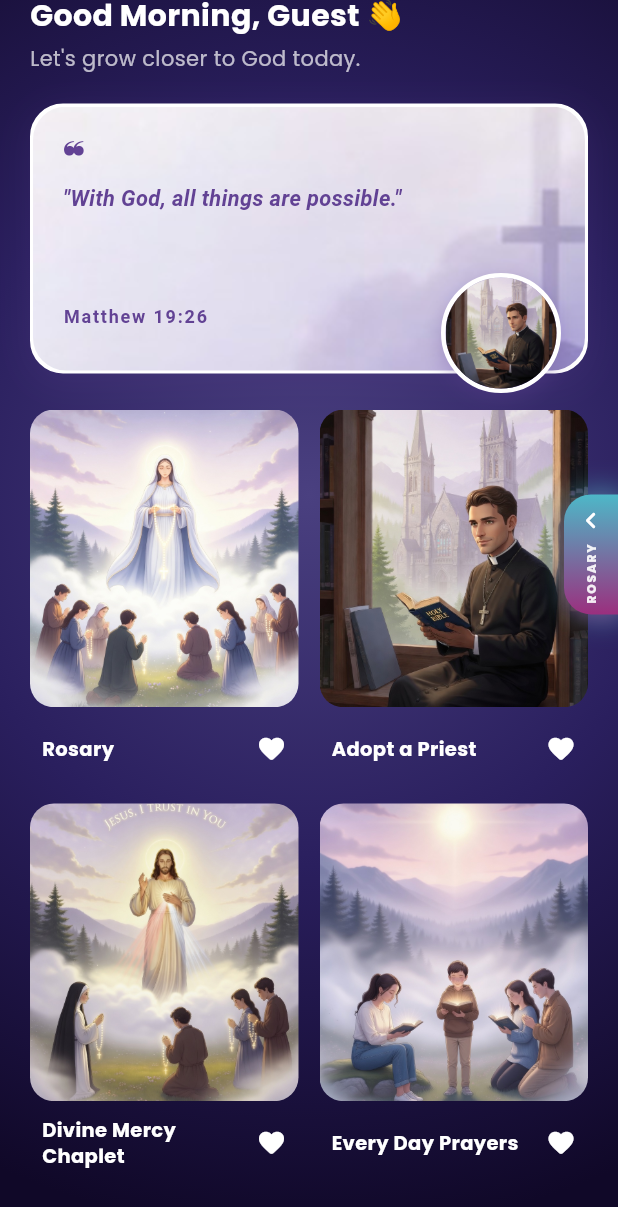
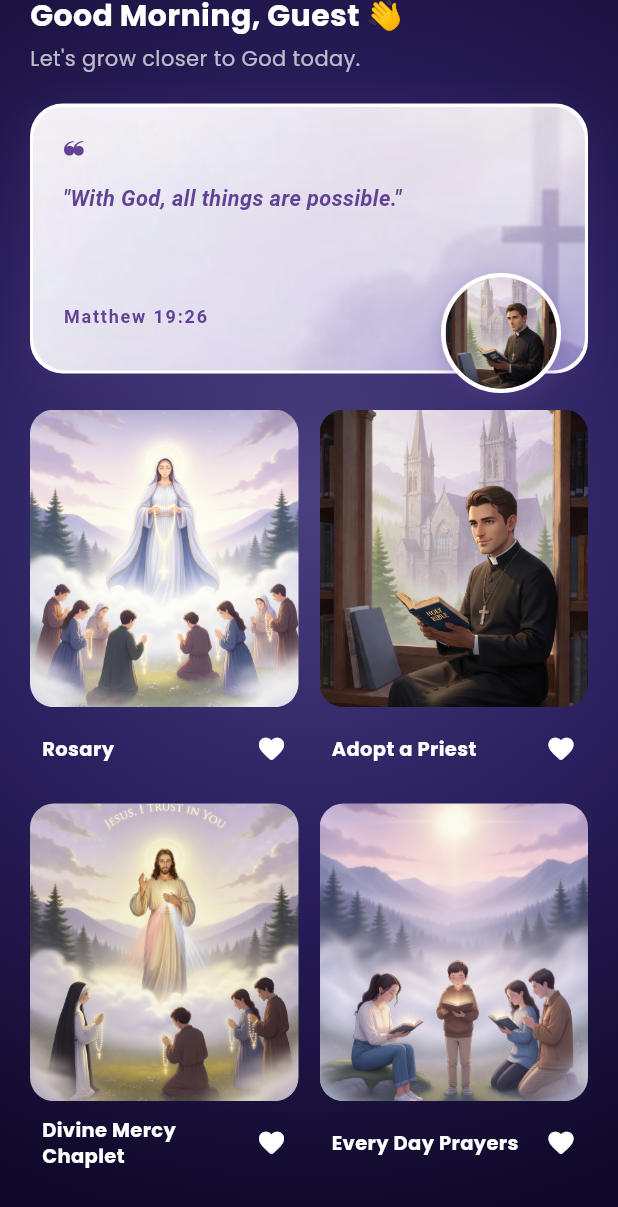
Before and after one commit to AbhijithTJ/conta_beads, a Flutter app: the HomeScreen screen opened directly, scrolled down 96 dp, on a phone screen of 412 x 824 dp. Shown: the top 1207 px of the screen. Run offline on Flutter 3.47's test engine with Material 3 defaults, Android fonts, the phone set to English and light mode, and no system bars; our stand-ins replace audioplayers, cached_network_image, curved_navigation_bar, firebase_core, firebase_messaging, flutter_html and 7 more; missing offline and left inert: page_flip; accounts and stored records are empty; network calls fail; Roboto replaces fonts that are missing (Georgia).

Commit message:
remove the side rosary

```diff
--- a/lib/screens/home_page/home_screen.dart
+++ b/lib/screens/home_page/home_screen.dart
@@ -28,11 +28,6 @@ class _HomeScreenState extends State<HomeScreen> with TickerProviderStateMixin {
   late Animation<double> _quoteFadeAnim;
   Timer? _quoteTimer;
   int _currentQuoteIndex = 0;
-
-  // Quick count drag handle
-  double _dragOffset = 0;
-  bool _dragging = false;
-  static const double _dragThreshold = 80;
 
   final List<Map<String, String>> _languages = [
     {'code': 'EN', 'name': 'English'},
@@ -332,103 +327,7 @@ class _HomeScreenState extends State<HomeScreen> with TickerProviderStateMixin {
                 },
               ),
             ),
-            _buildDragHandle(size),
           ],
-        ),
-      ),
-    );
-  }
-
-  // ── Drag handle ─────────────────────────────────────────────────────────────
-
-  Widget _buildDragHandle(Size size) {
-    return Positioned(
-      right: 0,
-      top: size.height * 0.40,
-      child: GestureDetector(
-        onTap: () => Navigator.of(context)
-            .push(MaterialPageRoute(builder: (_) => CountingScreen(prayerTypeId: 1))),
-        onHorizontalDragStart: (_) =>
-            setState(() { _dragging = true; _dragOffset = 0; }),
-        onHorizontalDragUpdate: (d) {
-          setState(() => _dragOffset =
-              (_dragOffset - d.delta.dx).clamp(0, _dragThreshold + 20));
-        },
-        onHorizontalDragEnd: (_) {
-          if (_dragOffset >= _dragThreshold) {
-            Navigator.of(context).push(
-                MaterialPageRoute(builder: (_) => CountingScreen(prayerTypeId: 1)));
-          }
-          setState(() { _dragOffset = 0; _dragging = false; });
-        },
-        child: AnimatedContainer(
-          duration:
-              _dragging ? Duration.zero : const Duration(milliseconds: 300),
-          curve: Curves.easeOut,
-          transform: Matrix4.translationValues(-_dragOffset, 0, 0),
-          child: Row(
-            children: [
-              if (_dragging && _dragOffset > 8)
-                Container(
-                  width: _dragOffset.clamp(0, _dragThreshold),
-                  height: 80,
-                  decoration: BoxDecoration(
-                    gradient: LinearGradient(
-                      colors: [
-                        AppColors.chapletAccent.withOpacity(0.0),
-                        AppColors.chapletAccent.withOpacity(0.5)
-                      ],
-                    ),
-                  ),
-                  child: _dragOffset >= _dragThreshold
-                      ? const Center(
-                          child: Icon(Icons.auto_awesome_rounded,
-                              color: Colors.white, size: 20))
-                      : null,
-                ),
-              Container(
-                width: 36,
-                height: 80,
-                decoration: BoxDecoration(
-                  gradient: const LinearGradient(
-                    colors: [AppColors.chapletAccent, AppColors.authPurpleLight],
-                    begin: Alignment.topCenter,
-                    end: Alignment.bottomCenter,
-                  ),
-                  borderRadius:
-                      const BorderRadius.horizontal(left: Radius.circular(18)),
-                  boxShadow: [
-                    BoxShadow(
-                        color: AppColors.chapletAccent.withOpacity(0.60),
-                        blurRadius: 16,
-                        spreadRadius: 2,
-                        offset: const Offset(3, 0)),
-                    BoxShadow(
-                        color: AppColors.authPurpleLight.withOpacity(0.35),
-                        blurRadius: 8,
-                        offset: const Offset(0, 4)),
-                  ],
-                ),
-                child: Column(
-                  mainAxisAlignment: MainAxisAlignment.center,
-                  children: [
-                    const Icon(Icons.chevron_left_rounded,
-                        color: Colors.white, size: 22),
-                    const SizedBox(height: 4),
-                    RotatedBox(
-                      quarterTurns: 3,
-                      child: Text('ROSARY',
-                          style: GoogleFonts.poppins(
-                              color: Colors.white.withOpacity(0.90),
-                              fontSize: 8,
-                              fontWeight: FontWeight.w800,
-                              letterSpacing: 1.2)),
-                    ),
-                  ],
-                ),
-              ),
-            ],
-          ),
         ),
       ),
     );
```
